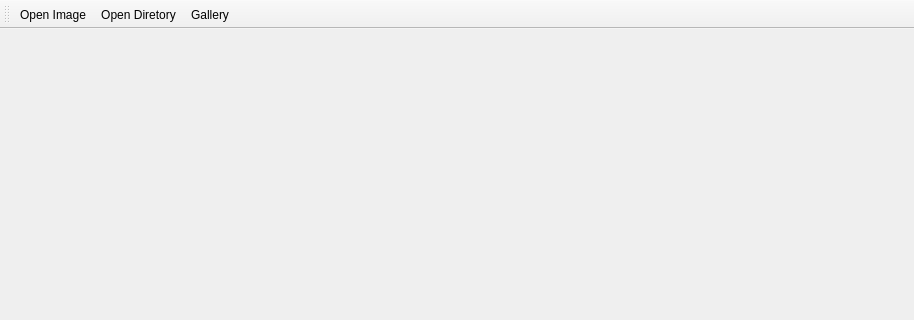
Above: mainwindow.ui from xianger-qi/ImageViewer-baseQT before the change; both pictures show x 0 to 914 and y 0 to 320 of the 914 by 653 pixel window. Below: the same form after it.
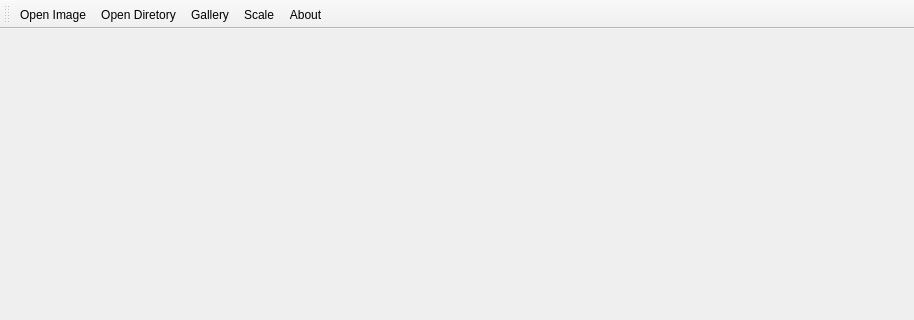
That is the form after the change.

Diff of the .ui file:
```diff
--- a/mainwindow.ui
+++ b/mainwindow.ui
@@ -26,6 +26,8 @@
    <addaction name="action_Open_Image"/>
    <addaction name="action_Open_Diretory"/>
    <addaction name="actionGallery"/>
+   <addaction name="actionaction_scale"/>
+   <addaction name="action_open_About"/>
   </widget>
   <widget class="QStatusBar" name="statusBar"/>
   <action name="action_Open_Image">
@@ -43,6 +45,16 @@
     <string>Gallery</string>
    </property>
   </action>
+  <action name="action_open_About">
+   <property name="text">
+    <string>About</string>
+   </property>
+  </action>
+  <action name="actionaction_scale">
+   <property name="text">
+    <string>Scale</string>
+   </property>
+  </action>
  </widget>
  <layoutdefault spacing="6" margin="11"/>
  <resources/>
```
Left out of the diff: 2 changed lines with no effect on the pictures.
